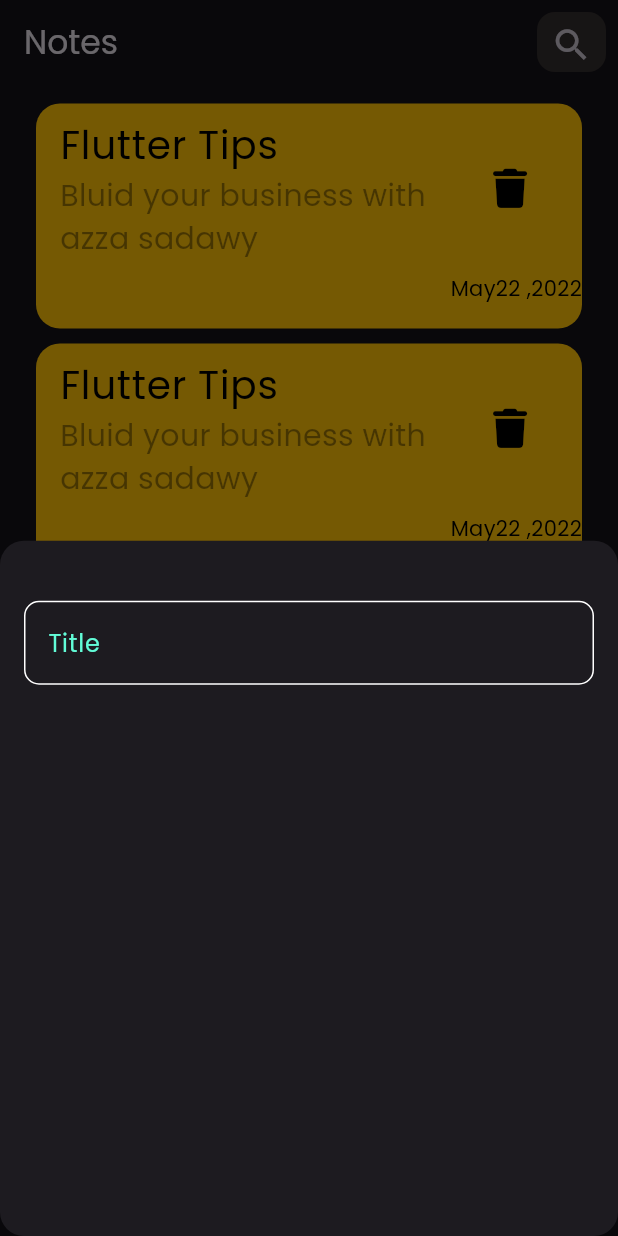
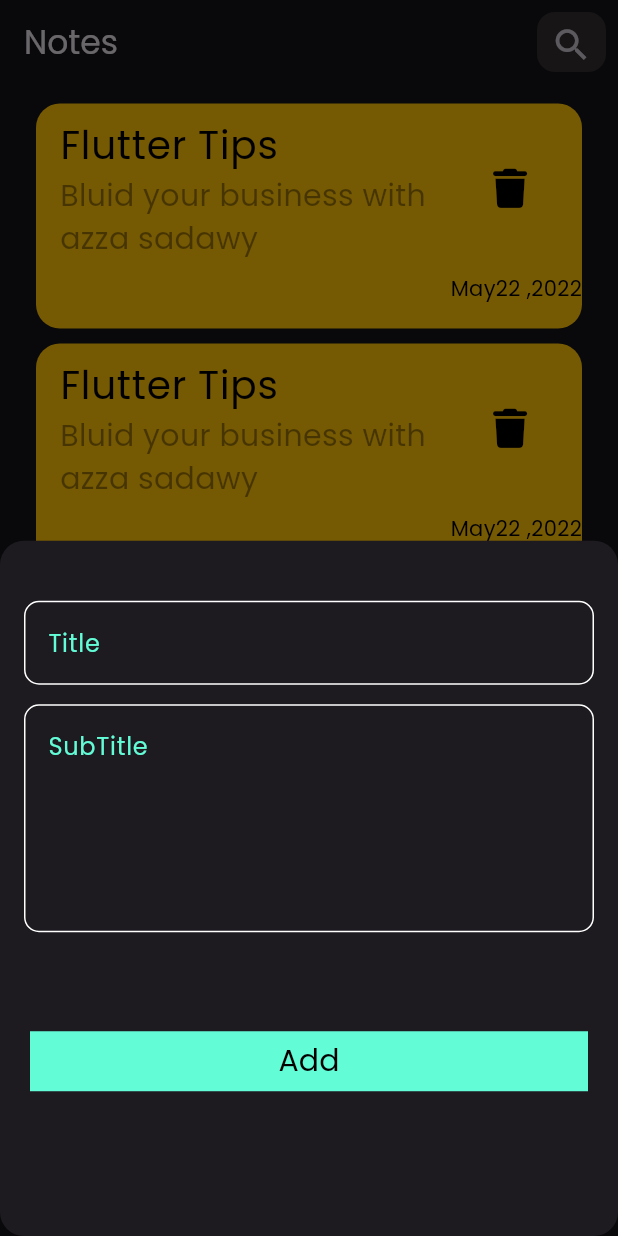
Before and after one commit to azzas7dawy/NodesApp, a Flutter app: the screen it shows after launch, after a tap on the "add" icon, on a phone screen of 412 x 824 dp. Run offline on Flutter 3.47's test engine with Material 3 defaults, Android fonts, the phone set to English and light mode, and no system bars; our stand-ins replace font_awesome_flutter.

Commit message:
Create EditNoteView and ui done

```diff
--- a/lib/views/homepage.dart
+++ b/lib/views/homepage.dart
@@ -35,30 +35,16 @@
           //backgroundColor: Colors.black,
           title: const Text("Notes"),
           actions: const [
-            CustomSearchWidget(),
+            CustomSearchWidget(icon: Icons.search,),
           ],
         ),
         body: const Padding(
           padding: EdgeInsets.symmetric(horizontal: 24),
           child: Column(
             children: [
-              // SizedBox(height: 20,),
+
               Expanded(child: NotesListView()),
-              // NotesCard(
-              //   bColor: const Color(0xffFFCC80),
-              // )
-              // NodesCard(
-              //   bColors: const Color.fromARGB(255, 162, 162, 86),
-              //   TextCard: "Flutter Nodes",
-              //   sColors: Colors.black,
-              // ),
-              // //  NodesCard(bColors: const Color.fromARGB(255, 176, 183, 168),TextCard: "Flutter Nodes",sColors: Colors.black,),
-              // //  NodesCard(bColors: const Color.fromARGB(255, 0, 221, 255),TextCard: "Flutter Nodes",sColors: Colors.black,),
 
-              // SizedBox(height:10 ,),
-              // NotesCard(
-              //   bColor: const Color.fromARGB(255, 17, 17, 15),
-              // ),
             ],
           ),
         ));
--- a/lib/widgets/cutomTextfield.dart
+++ b/lib/widgets/cutomTextfield.dart
@@ -1,32 +1,35 @@
-
 import 'package:flutter/material.dart';
 import 'package:notessapp/widgets/constants/colors.dart';
 
 class CustomtextFiled extends StatelessWidget {
-  const CustomtextFiled({super.key});
+ const CustomtextFiled({super.key, required this.hint, this.maxLines=1});
+  final String hint;
+  final int maxLines;
 
   @override
   Widget build(BuildContext context) {
-    return  Padding(
-      padding: const EdgeInsets.symmetric(horizontal:  16.0),
+    return Padding(
+      padding: const EdgeInsets.symmetric(horizontal: 16.0),
       child: TextField(
-
-        cursorColor:kprimaryColor,
+        cursorColor: kprimaryColor,
+        maxLines: maxLines,
         // const Color.fromARGB(255, 26, 233, 191),
 
         decoration: InputDecoration(
             enabledBorder: OutlineInputBorder(
-            borderSide: BorderSide(color: Colors.white,),
-            borderRadius:BorderRadius.circular(10),
+              borderSide: BorderSide(
+                color: Colors.white,
+              ),
+              borderRadius: BorderRadius.circular(10),
             ),
             focusedBorder: OutlineInputBorder(),
-        hintText: "Title",
-        hintStyle: TextStyle(color:kprimaryColor)
+            hintText: hint,
+
+            hintStyle: TextStyle(color: kprimaryColor)
             // border: BorderRadius.circular(16),
             // hoverColor: Colors.greenAccent,
 
             ),
-
       ),
     );
   }
--- a/lib/widgets/iconsearch.dart
+++ b/lib/widgets/iconsearch.dart
@@ -1,8 +1,8 @@
 import 'package:flutter/material.dart';
 
 class CustomSearchWidget extends StatelessWidget {
-  const CustomSearchWidget({super.key});
-
+  const CustomSearchWidget({super.key, required this.icon});
+  final IconData icon;
   @override
   Widget build(BuildContext context) {
     return Container(
@@ -12,12 +12,16 @@
       width: 46,
       decoration: BoxDecoration(
         color: const Color.fromARGB(255, 51, 45, 45),
-
-       borderRadius: BorderRadius.circular(12) ,
-
-
+        borderRadius: BorderRadius.circular(12),
       ),
-      child: Center(child: IconButton(icon:Icon(Icons.search,size: 28,),onPressed: (){},)),
+      child: Center(
+          child: IconButton(
+        icon: Icon(
+          icon,
+          size: 28,
+        ),
+        onPressed: () {},
+      )),
     );
   }
 }
--- a/lib/widgets/modelButtonNotes.dart
+++ b/lib/widgets/modelButtonNotes.dart
@@ -1,4 +1,5 @@
 import 'package:flutter/material.dart';
+import 'package:notessapp/widgets/constants/colors.dart';
 import 'package:notessapp/widgets/cutomTextfield.dart';
 
 class NotesModelSheet extends StatelessWidget {
@@ -11,10 +12,45 @@
       child:const Column(
         children: [
           SizedBox(height: 40,),
-       CustomtextFiled()
+       CustomtextFiled(hint: "Title",),
+       SizedBox(height: 13,),
+       CustomtextFiled( hint: "SubTitle",maxLines: 5,),
+        SizedBox(height: 50,),
+       CustomTextButton()
         ],
 
       ),
     );
   }
 }
+
+class CustomTextButton extends StatelessWidget {
+  const CustomTextButton({
+    super.key,
+  });
+
+  @override
+  Widget build(BuildContext context) {
+    return TextButton( onPressed: () {  },
+    child: Padding(
+      padding: const EdgeInsets.all(8.0),
+      child: Container(
+       height: 40,
+       width:double.infinity,
+       color: kprimaryColor,
+       child:const Center(
+         child: Text("Add",
+                  style:TextStyle(
+         color: Colors.black,
+         fontSize: 20,
+         ), ),
+       ),
+
+
+
+      ),
+    ),
+
+      );
+  }
+}
--- a/lib/widgets/notescard.dart
+++ b/lib/widgets/notescard.dart
@@ -1,5 +1,7 @@
 import 'package:flutter/material.dart';
 import 'package:font_awesome_flutter/font_awesome_flutter.dart';
+
+import '../views/editView.dart';
 
 class NotesCard extends StatelessWidget {
   NotesCard({
@@ -9,7 +11,15 @@
   final Color bColor;
   @override
   Widget build(BuildContext context) {
-    return Container(
+    return GestureDetector(
+      onTap: () {
+        Navigator.push(
+            context,
+            MaterialPageRoute(
+              builder: (context) => const EditCardView(),
+            ));
+      },
+      child: Container(
         height: 150,
         width: double.infinity,
         decoration: BoxDecoration(
@@ -20,7 +30,7 @@
           crossAxisAlignment: CrossAxisAlignment.end,
           children: [
             ListTile(
-            title:const Text(
+              title: const Text(
                 "Flutter Tips",
                 style: TextStyle(
                   fontSize: 26,
@@ -36,7 +46,7 @@
               ),
               trailing: IconButton(
                   onPressed: () {},
-                icon:const Icon(
+                  icon: const Icon(
                     FontAwesomeIcons.trash,
                     // Icons.delete,
                     color: Colors.black,
@@ -52,6 +62,7 @@
             )
           ],
         ),
+      ),
     );
   }
 }
```
Also changed, not shown: lib/views/editNotebody.dart (added, +24 -0 lines), lib/views/editView.dart (added, +22 -0 lines). Lines whose indentation alone changed are shown as unchanged.
